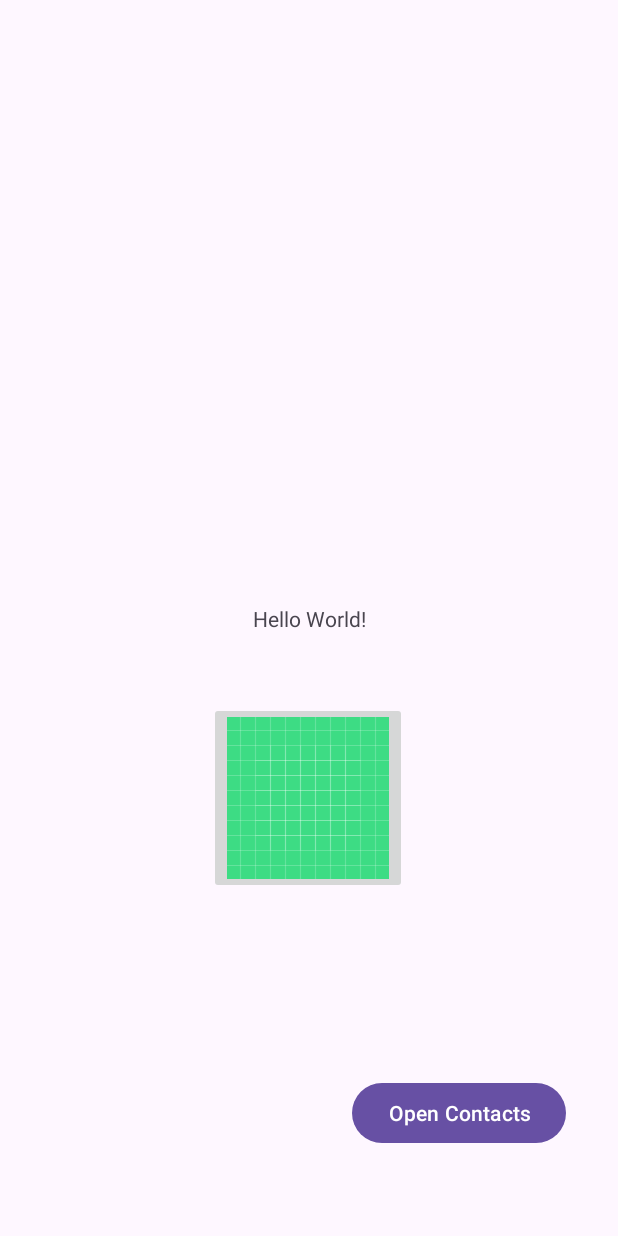
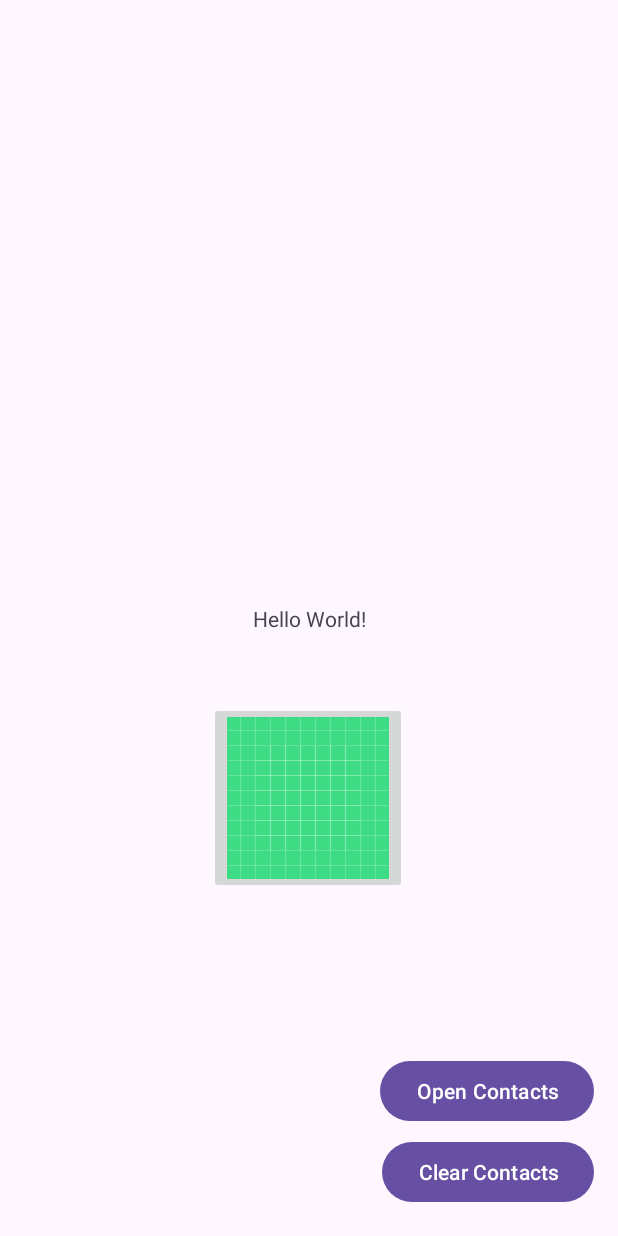
Before and after one commit to HACK-A-DAY-Online-Participants/Hackjacks, an Android app: the screen it shows after launch (MainActivity), on a phone screen of 412 x 824 dp. Run offline under Robolectric (Android 15) with nearby library versions, the phone set to English and light mode, and no system bars.

Commit message:
Add files via upload
5:00 am commit

```diff
--- a/src/main/AndroidManifest.xml
+++ b/src/main/AndroidManifest.xml
@@ -9,6 +9,11 @@
 
     <!-- for contacts -->
     <uses-permission android:name="android.permission.READ_CONTACTS" />
+    <!-- for contacts -->
+
+    <!-- for SMS -->
+    <uses-permission android:name="android.permission.READ_CONTACTS" />
+    <!-- for SMS -->
 
     <application
         android:allowBackup="true"
--- a/src/main/res/layout/activity_main.xml
+++ b/src/main/res/layout/activity_main.xml
@@ -36,9 +36,32 @@
         android:text="Open Contacts"
         app:layout_constraintBottom_toBottomOf="parent"
         app:layout_constraintEnd_toEndOf="parent"
-        app:layout_constraintHorizontal_bias="0.872"
+        app:layout_constraintHorizontal_bias="0.94"
         app:layout_constraintStart_toStartOf="parent"
         app:layout_constraintTop_toTopOf="parent"
-        app:layout_constraintVertical_bias="0.925" />
+        app:layout_constraintVertical_bias="0.906" />
+
+    <Button
+        android:id="@+id/clear_contacts"
+        android:layout_width="wrap_content"
+        android:layout_height="wrap_content"
+        android:text="Clear Contacts"
+        app:layout_constraintBottom_toBottomOf="parent"
+        app:layout_constraintEnd_toEndOf="parent"
+        app:layout_constraintHorizontal_bias="0.94"
+        app:layout_constraintStart_toStartOf="parent"
+        app:layout_constraintTop_toTopOf="parent"
+        app:layout_constraintVertical_bias="0.976" />
+
+    <TableLayout
+        android:id="@+id/contacts_table"
+        android:layout_width="411dp"
+        android:layout_height="258dp"
+        app:layout_constraintBottom_toBottomOf="parent"
+        app:layout_constraintEnd_toEndOf="parent"
+        app:layout_constraintHorizontal_bias="0.0"
+        app:layout_constraintStart_toStartOf="parent"
+        app:layout_constraintTop_toTopOf="parent"
+        app:layout_constraintVertical_bias="0.063"/>
 
 </androidx.constraintlayout.widget.ConstraintLayout>
```
Also changed, not shown: src/main/java/com/example/disaster_management/MainActivity.kt (+40 -8 lines).
